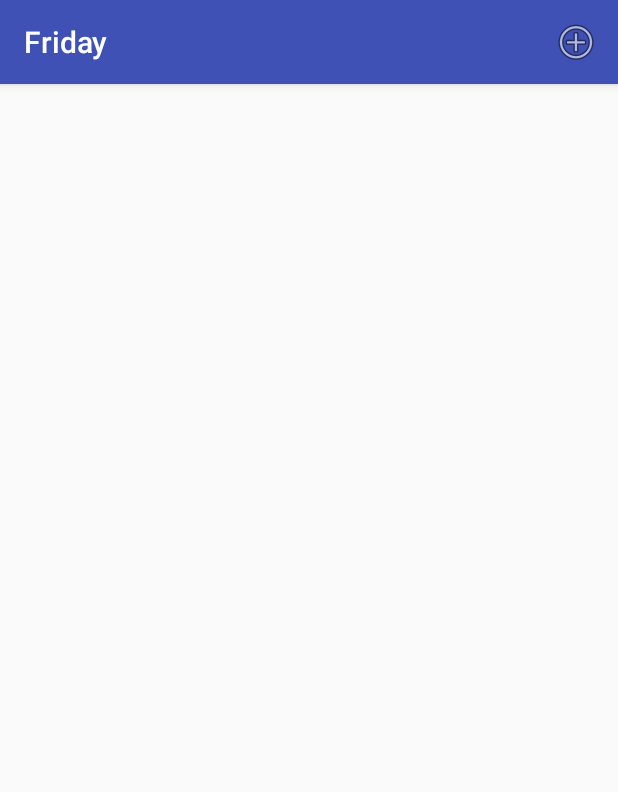
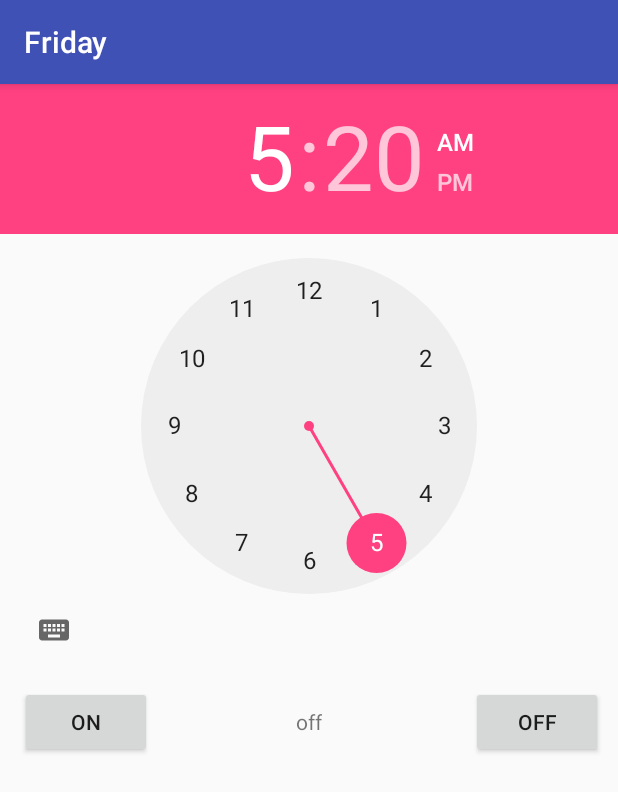
Before and after one commit to dsalexan/Friday, an Android app: the screen it shows after launch (MainActivity before the commit, AlarmTest after it), on a phone screen of 412 x 824 dp. Shown: the top 792 px of the screen. Run offline under Robolectric (Android 15) with nearby library versions, the phone set to English and light mode, and no system bars.

Commit message:
Alarm funcional, com notificacoes simples

```diff
--- /dev/null
+++ b/app/src/main/java/com/monday/dsalexan/friday/AlarmTest.java
@@ -0,0 +1,58 @@
+package com.monday.dsalexan.friday;
+
+import android.app.AlarmManager;
+import android.app.NotificationManager;
+import android.app.PendingIntent;
+import android.content.Intent;
+import android.support.v4.app.NotificationCompat;
+import android.support.v7.app.AppCompatActivity;
+import android.os.Bundle;
+import android.util.Log;
+import android.view.View;
+import android.widget.TextView;
+import android.widget.TimePicker;
+
+import java.sql.Time;
+import java.util.Calendar;
+
+public class AlarmTest extends AppCompatActivity {
+
+    AlarmManager alarm_manager;
+    Calendar calendar;
+    Intent intent;
+    PendingIntent pending_intent;
+
+
+    @Override
+    protected void onCreate(Bundle savedInstanceState) {
+        super.onCreate(savedInstanceState);
+        setContentView(R.layout.activity_alarm_test);
+
+        this.alarm_manager = (AlarmManager)getSystemService(ALARM_SERVICE);
+        calendar = Calendar.getInstance();
+
+        intent = new Intent(this, AlarmReceiver.class);
+    }
+
+    public void turnAlarmOn(View view){
+        Log.d("friday", "turning alarm on");
+
+        TextView alarmStatus = (TextView)findViewById(R.id.text_status);
+        alarmStatus.setText("on");
+
+        TimePicker alarmTime = (TimePicker)findViewById(R.id.time_alarm);
+        calendar.set(Calendar.HOUR_OF_DAY, alarmTime.getHour());
+        calendar.set(Calendar.MINUTE, alarmTime.getMinute());
+        calendar.set(Calendar.SECOND, 9);
+
+        pending_intent = PendingIntent.getBroadcast(this, 0, intent, PendingIntent.FLAG_UPDATE_CURRENT);
+        alarm_manager.set(AlarmManager.RTC_WAKEUP,  calendar.getTimeInMillis(), pending_intent);
+    }
+
+    public void turnAlarmOff(View view){
+        TextView alarmStatus = (TextView)findViewById(R.id.text_status);
+        alarmStatus.setText("off");
+
+        alarm_manager.cancel(pending_intent);
+    }
+}
--- a/app/src/main/java/com/monday/dsalexan/friday/db/DatabaseContract.java
+++ b/app/src/main/java/com/monday/dsalexan/friday/db/DatabaseContract.java
@@ -8,7 +8,7 @@ import android.provider.BaseColumns;
 
 public class DatabaseContract {
     public static final String DB_NAME = "com.monday.dsalexan.friday.db";
-    public static final int DB_VERSION = 14;
+    public static final int DB_VERSION = 15;
 
     private DatabaseContract() {}
 
--- /dev/null
+++ b/app/src/main/res/layout/activity_alarm_test.xml
@@ -0,0 +1,51 @@
+<?xml version="1.0" encoding="utf-8"?>
+<RelativeLayout xmlns:android="http://schemas.android.com/apk/res/android"
+    xmlns:tools="http://schemas.android.com/tools"
+    android:layout_width="match_parent"
+    android:layout_height="match_parent"
+    tools:context="com.monday.dsalexan.friday.AlarmTest">
+
+    <TimePicker
+        android:id="@+id/time_alarm"
+        android:layout_width="wrap_content"
+        android:layout_height="wrap_content"
+        tools:layout_editor_absoluteX="0dp"
+        tools:layout_editor_absoluteY="-2dp" />
+
+    <Button
+        android:id="@+id/button_on"
+        android:layout_width="wrap_content"
+        android:layout_height="wrap_content"
+        android:text="ON"
+        tools:layout_editor_absoluteX="280dp"
+        tools:layout_editor_absoluteY="349dp"
+        android:layout_alignBaseline="@+id/button_off"
+        android:layout_alignBottom="@+id/button_off"
+        android:layout_alignParentStart="true"
+        android:layout_marginStart="13dp"
+        android:onClick="turnAlarmOn"/>
+
+    <Button
+        android:id="@+id/button_off"
+        android:layout_width="wrap_content"
+        android:layout_height="wrap_content"
+        android:text="OFF"
+        tools:layout_editor_absoluteX="16dp"
+        tools:layout_editor_absoluteY="349dp"
+        android:layout_marginTop="13dp"
+        android:layout_below="@+id/time_alarm"
+        android:layout_alignParentEnd="true"
+        android:layout_marginEnd="10dp"
+        android:onClick="turnAlarmOff"/>
+
+    <TextView
+        android:id="@+id/text_status"
+        android:layout_width="wrap_content"
+        android:layout_height="wrap_content"
+        android:text="off"
+        tools:layout_editor_absoluteX="183dp"
+        tools:layout_editor_absoluteY="369dp"
+        android:layout_alignBaseline="@+id/button_on"
+        android:layout_alignBottom="@+id/button_on"
+        android:layout_centerHorizontal="true" />
+</RelativeLayout>
--- a/app/src/main/res/layout/activity_main.xml
+++ b/app/src/main/res/layout/activity_main.xml
@@ -5,8 +5,11 @@ android:layout_width="match_parent"
 android:layout_height="match_parent"
 tools:context="com.monday.dsalexan.friday.MainActivity">
 
-<ListView
-    android:id="@+id/list_todo"
+<ExpandableListView
+    android:id="@+id/tasks_list"
     android:layout_width="wrap_content"
-    android:layout_height="wrap_content" />
+    android:layout_height="wrap_content"
+    android:indicatorLeft="?android:attr/expandableListPreferredItemIndicatorLeft"
+    android:divider="@android:color/darker_gray"
+    android:dividerHeight="0.5dp"/>
 </RelativeLayout>
```
Also changed, not shown: app/src/main/AndroidManifest.xml (+12 -1 lines), app/src/main/java/com/monday/dsalexan/friday/AlarmReceiver.java (added, +20 -0 lines), app/src/main/java/com/monday/dsalexan/friday/AlarmService.java (added, +46 -0 lines), app/src/main/java/com/monday/dsalexan/friday/ExpandableTaskArrayAdapter.java (added, +133 -0 lines), app/src/main/java/com/monday/dsalexan/friday/MainActivity.java (+25 -7 lines), app/src/main/res/layout/item_reminder.xml (+13 -6 lines), app/src/main/res/layout/item_todo.xml (+10 -11 lines).
